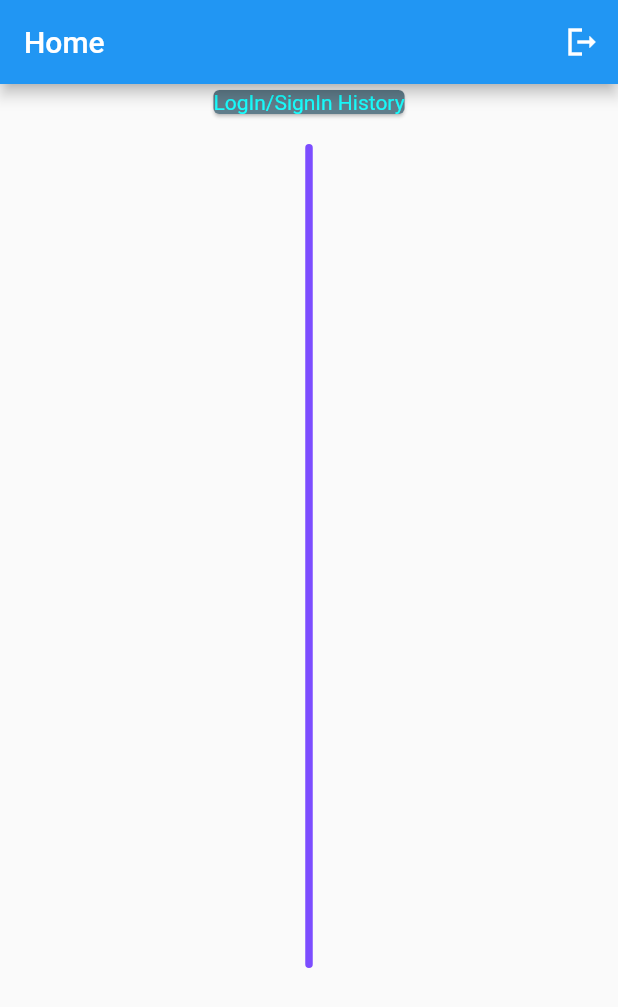
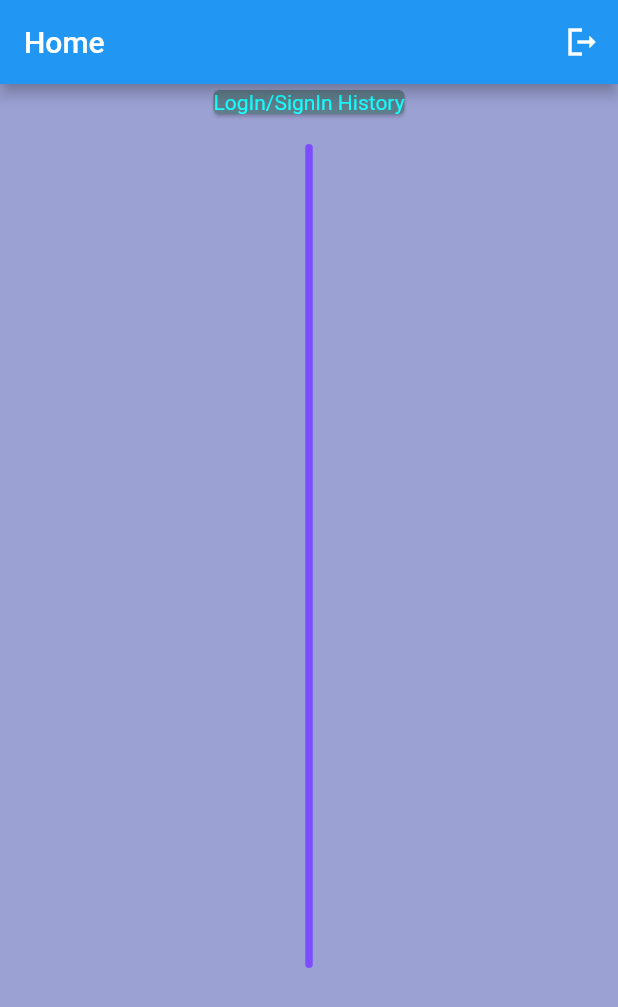
Before and after one commit to saada865/LoginApp, a Flutter app: the Home screen opened directly, on a phone screen of 412 x 824 dp. Shown: the top 1007 px of the screen. Run offline on Flutter 3.47's test engine with Material 2 defaults, Android fonts, the phone set to English and light mode, and no system bars; our stand-ins replace cloud_firestore, firebase_auth, firebase_core, get; accounts and stored records are empty.

Commit message:
Re corrected the // in the home

```diff
--- a/lib/screens/home.dart
+++ b/lib/screens/home.dart
@@ -17,7 +17,7 @@ class Home extends StatelessWidget {
         init: AuthController(),
         builder: (controller) {
           return Scaffold(
-  //            backgroundColor: ColorConstants.kGravishBlueColor,
+              backgroundColor: ColorConstants.kGravishBlueColor,
               appBar: AppBar(
                 title: Text('Home'),
                 actions: [
```
